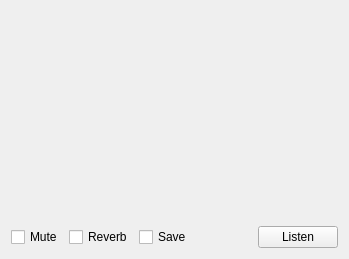
Qt form dream/src/GUI-QT/audiodetailwidget.ui (mmjee/dream-patched) before a commit.
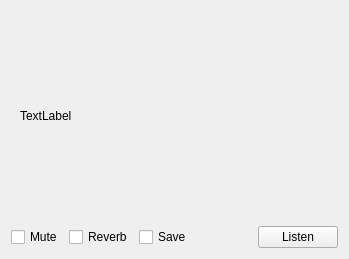
The same form after that commit. Custom widgets are drawn as their Qt base class.

Commit message: Committing this but it is really just some ideas. AudioDetailWidget does not play well with engineering tabs in a vertically separate tabwidget - we don't need two charts at once here. Auto-resizing is both nice and nasty. I think it might be good if it could be animated so the transitions were smooth.

```diff
--- a/dream/src/GUI-QT/audiodetailwidget.ui
+++ b/dream/src/GUI-QT/audiodetailwidget.ui
@@ -31,7 +31,23 @@
      <property name="currentIndex">
       <number>0</number>
      </property>
-     <widget class="QWidget" name="userMode"/>
+     <widget class="QWidget" name="userMode">
+      <layout class="QGridLayout" name="gridLayout">
+       <item row="0" column="0">
+        <widget class="QLabel" name="textMessage">
+         <property name="sizePolicy">
+          <sizepolicy hsizetype="Expanding" vsizetype="Expanding">
+           <horstretch>0</horstretch>
+           <verstretch>0</verstretch>
+          </sizepolicy>
+         </property>
+         <property name="text">
+          <string>TextLabel</string>
+         </property>
+        </widget>
+       </item>
+      </layout>
+     </widget>
      <widget class="QWidget" name="engineeringMode">
       <property name="sizePolicy">
        <sizepolicy hsizetype="Expanding" vsizetype="Expanding">
```
The commit also changes 6 other files.
